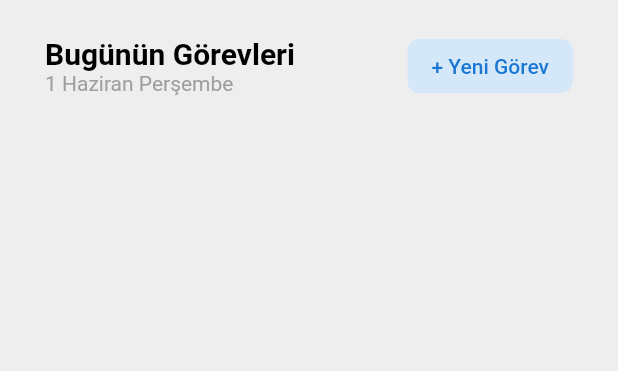
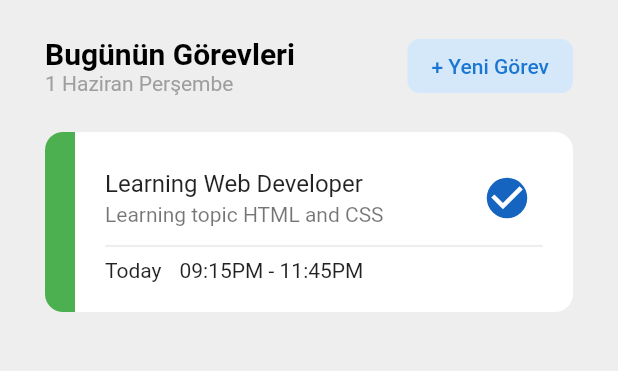
Before and after one commit to yusufakkobak34/flutter_riverpod_todo_app, a Flutter app: the screen it shows after launch, on a phone screen of 412 x 824 dp, the part 84-455 px from its top. Run offline on Flutter 3.47's test engine with Material 2 defaults, Android fonts, the phone set to English and light mode, and no system bars; our stand-ins replace flutter_riverpod, gap, riverpod.

Commit message:
ui section is tempoarily completed.

```diff
--- a/lib/common/show_model.dart
+++ b/lib/common/show_model.dart
@@ -112,12 +112,19 @@ class AddNewTaskModel extends ConsumerWidget {
               const Gap(22),
               DateTimeWidget(
                 titleText: "Saat",
-                valueText: "hh : mm",
+                valueText: ref.watch(timeProvider),
                 iconSection: CupertinoIcons.clock,
-                onTap: () => showTimePicker(
-                  context: context,
-                  initialTime: TimeOfDay.now(),
-                ),
+                onTap: () async {
+                  final getTime = await showTimePicker(
+                    context: context,
+                    initialTime: TimeOfDay.now(),
+                  );
+                  if (getTime != null) {
+                    ref
+                        .read(timeProvider.notifier)
+                        .update((state) => getTime.format(context));
+                  }
+                },
               ),
             ],
           ),
@@ -140,7 +147,7 @@ class AddNewTaskModel extends ConsumerWidget {
                     ),
                     padding: const EdgeInsets.symmetric(vertical: 14),
                   ),
-                  onPressed: () {},
+                  onPressed: () => Navigator.pop(context),
                   child: const Text("İptal"),
                 ),
               ),
@@ -159,7 +166,7 @@ class AddNewTaskModel extends ConsumerWidget {
                   onPressed: () {},
                   child: const Text("Oluştur"),
                 ),
-              )
+              ),
             ],
           ),
         ],
--- a/lib/provider/date_time_provider.dart
+++ b/lib/provider/date_time_provider.dart
@@ -3,3 +3,7 @@ import 'package:flutter_riverpod/flutter_riverpod.dart';
 final dateProvider = StateProvider<String>((ref) {
   return 'dd/mm/yyyy';
 });
+
+final timeProvider = StateProvider<String>((ref) {
+  return "hh : mm";
+});
--- a/lib/view/home/home_page.dart
+++ b/lib/view/home/home_page.dart
@@ -2,6 +2,7 @@ import 'package:flutter/material.dart';
 import 'package:gap/gap.dart';
 import 'package:riverpod_todo_app/common/show_model.dart';
 import 'package:riverpod_todo_app/common/app_bar/custom_app_bar.dart';
+import 'package:riverpod_todo_app/widget/card_to_do_widget.dart';
 
 class HomePageScreen extends StatelessWidget {
   const HomePageScreen({super.key});
@@ -62,6 +63,12 @@ class HomePageScreen extends StatelessWidget {
                   child: const Text("+ Yeni Görev"),
                 )
               ],
+            ),
+            const Gap(20),
+            ListView.builder(
+              itemCount: 1,
+              shrinkWrap: true,
+              itemBuilder: (context, index) => const CardToDoWidget(),
             )
           ],
         ),
--- /dev/null
+++ b/lib/widget/card_to_do_widget.dart
@@ -0,0 +1,78 @@
+import 'package:flutter/material.dart';
+import 'package:gap/gap.dart';
+
+class CardToDoWidget extends StatelessWidget {
+  const CardToDoWidget({
+    super.key,
+  });
+
+  @override
+  Widget build(BuildContext context) {
+    return Container(
+      width: double.infinity,
+      height: 120,
+      decoration: BoxDecoration(
+        color: Colors.white,
+        borderRadius: BorderRadius.circular(12),
+      ),
+      child: Row(
+        children: [
+          Container(
+            decoration: const BoxDecoration(
+                color: Colors.green,
+                borderRadius: BorderRadius.only(
+                  topLeft: Radius.circular(12),
+                  bottomLeft: Radius.circular(12),
+                )),
+            width: 20,
+          ),
+          Expanded(
+            child: Padding(
+              padding: const EdgeInsets.symmetric(horizontal: 20),
+              child: Column(
+                mainAxisAlignment: MainAxisAlignment.center,
+                crossAxisAlignment: CrossAxisAlignment.start,
+                children: [
+                  ListTile(
+                    contentPadding: EdgeInsets.zero,
+                    title: const Text("Learning Web Developer"),
+                    subtitle: const Text("Learning topic HTML and CSS"),
+                    trailing: Transform.scale(
+                      scale: 1.5,
+                      child: Checkbox(
+                        activeColor: Colors.blue.shade800,
+                        shape: const CircleBorder(),
+                        value: true,
+                        onChanged: (value) => print(value),
+                      ),
+                    ),
+                  ),
+                  Transform.translate(
+                    offset: const Offset(0, -12),
+                    child: Container(
+                      child: Column(
+                        children: [
+                          Divider(
+                            thickness: 1.5,
+                            color: Colors.grey.shade200,
+                          ),
+                           Row(
+                            children: [
+                              Text("Today"),
+                              Gap(12),
+                              Text('09:15PM - 11:45PM'),
+                            ],
+                          ),
+                        ],
+                      ),
+                    ),
+                  )
+                ],
+              ),
+            ),
+          )
+        ],
+      ),
+    );
+  }
+}
```
